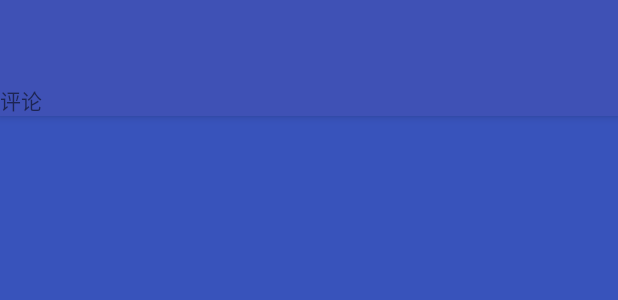
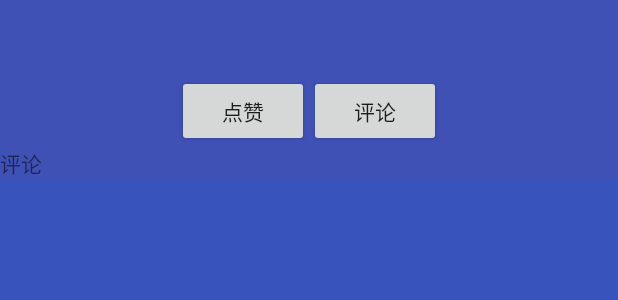
Before and after one commit to kirilenkoo/CoolPets, an Android app: the layout post_detail_fragment.xml on its own in the app's theme, with its tools: preview values and no code run, on a phone screen of 412 x 824 dp. Shown: the top 300 px of the screen. Run offline under Robolectric (Android 15) with nearby library versions, the phone set to English and light mode, and no system bars.

Commit message:
try post reply
failed

```diff
--- a/app/src/main/java/cn/kirilenkoo/www/coolpets/db/CoolPetDb.kt
+++ b/app/src/main/java/cn/kirilenkoo/www/coolpets/db/CoolPetDb.kt
@@ -11,7 +11,7 @@ import cn.kirilenkoo.www.coolpets.model.PostReply
             Post::class,
             PostContent::class,
             PostReply::class],
-        version = 2,
+        version = 3,
         exportSchema = true
 )
 abstract class CoolPetDb : RoomDatabase() {
--- /dev/null
+++ b/app/src/main/java/cn/kirilenkoo/www/coolpets/model/ApiPHMsg.kt
@@ -0,0 +1,4 @@
+package cn.kirilenkoo.www.coolpets.model
+
+class ApiPHMsg {
+}
--- a/app/src/main/java/cn/kirilenkoo/www/coolpets/model/PostReply.kt
+++ b/app/src/main/java/cn/kirilenkoo/www/coolpets/model/PostReply.kt
@@ -3,6 +3,6 @@ package cn.kirilenkoo.www.coolpets.model
 import androidx.room.Entity
 
 @Entity(primaryKeys = ["replyId"])
-class PostReply(val replyId:Int, val postId: Int, val posterId: Int, val content: String, val imgUrl: String?){
+class PostReply(val replyId:Int, val postId: String, val posterId: Int, val content: String, val imgUrl: String?){
 
 }
--- a/app/src/main/res/layout/post_detail_fragment.xml
+++ b/app/src/main/res/layout/post_detail_fragment.xml
@@ -44,7 +44,22 @@
                         android:layout_below="@+id/imgPosterAva"
                         app:contents="@{post.contentList}"
                         app:layout="@{@layout/post_content_item}">
-
+                    </LinearLayout>
+                    <LinearLayout
+                        android:layout_below="@+id/containerContents"
+                        android:layout_width="match_parent"
+                        android:layout_height="wrap_content"
+                        android:gravity="center_horizontal">
+                        <Button
+                            android:id="@+id/buttonLike"
+                            android:layout_width="wrap_content"
+                            android:layout_height="wrap_content"
+                            android:text="点赞"/>
+                        <Button
+                            android:id="@+id/buttonReply"
+                            android:layout_width="wrap_content"
+                            android:layout_height="wrap_content"
+                            android:text="评论"/>
                     </LinearLayout>
                 </RelativeLayout>
 
```
Also changed, not shown: app/src/main/java/cn/kirilenkoo/www/coolpets/repository/PostReplyRepository.kt (added, +34 -0 lines), app/src/main/java/cn/kirilenkoo/www/coolpets/ui/fragments/PostDetailFragment.kt (+37 -0 lines), app/src/main/java/cn/kirilenkoo/www/coolpets/util/MockApi.kt (+12 -3 lines), app/src/main/java/cn/kirilenkoo/www/coolpets/viewmodel/PostDetailViewModel.kt (+10 -2 lines), app/src/main/res/layout/dialog_reply_post.xml (added, +10 -0 lines).
